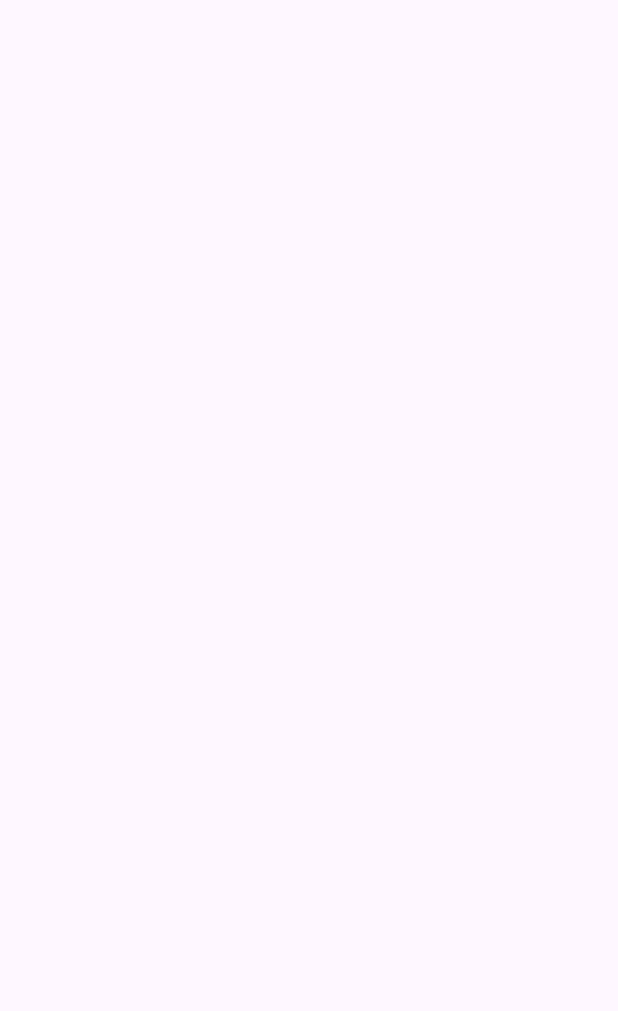
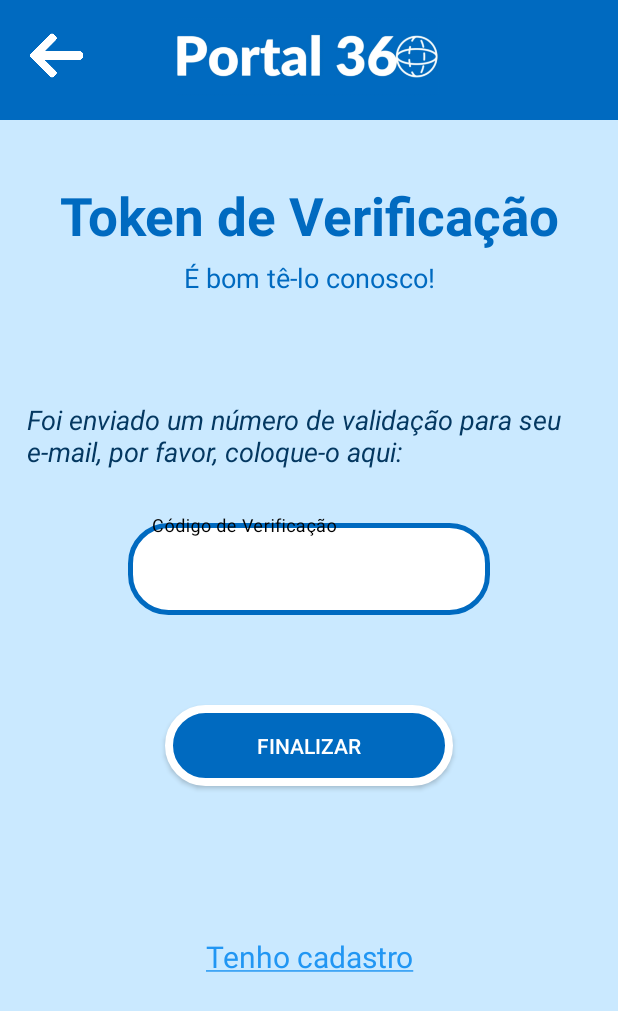
Before and after one commit to vihdobalacobaco/TccMobile, an Android app: the TokenVerificacao screen opened directly, with no data from a screen before it, on a phone screen of 412 x 824 dp. Before the commit the part shown is empty. Shown: the top 1011 px of the screen. Run offline under Robolectric (Android 15) with nearby library versions, the phone set to English and light mode, and no system bars.

Commit message:
tela token de verificao

```diff
--- a/app/build.gradle.kts
+++ b/app/build.gradle.kts
@@ -8,7 +8,7 @@ android {
 
     defaultConfig {
         applicationId = "com.example.tccmobile"
-        minSdk = 27
+        minSdk = 28
         targetSdk = 33
         versionCode = 1
         versionName = "1.0"
@@ -33,6 +33,7 @@ dependencies {
     implementation("androidx.appcompat:appcompat:1.7.0")
     implementation("com.google.android.material:material:1.12.0")
     implementation("androidx.constraintlayout:constraintlayout:2.1.4")
+    implementation("com.android.car.ui:car-ui-lib:2.6.0")
     testImplementation("junit:junit:4.13.2")
     androidTestImplementation("androidx.test.ext:junit:1.1.5")
     androidTestImplementation("androidx.test.espresso:espresso-core:3.5.1")
--- /dev/null
+++ b/app/src/main/res/drawable/background_input_verifc.xml
@@ -0,0 +1,9 @@
+<?xml version="1.0" encoding="utf-8"?>
+<shape xmlns:android="http://schemas.android.com/apk/res/android"
+    android:shape="rectangle">
+
+    <solid android:color="@color/white" />
+    <corners android:radius="25dp"/>
+    <stroke android:color="@color/azulescuro" android:width="3dp"/>
+
+</shape>
--- a/app/src/main/res/layout/activity_form_login.xml
+++ b/app/src/main/res/layout/activity_form_login.xml
@@ -192,6 +192,5 @@
              android:focusable="true"
              />
 
-
 </androidx.constraintlayout.widget.ConstraintLayout>
 </androidx.core.widget.NestedScrollView>
--- a/app/src/main/res/layout/activity_tela_inicial_logada.xml
+++ b/app/src/main/res/layout/activity_tela_inicial_logada.xml
@@ -16,9 +16,10 @@
             android:id="@+id/view"
             android:layout_width="match_parent"
             android:layout_height="80dp"
+            android:background="@drawable/cabecalho_background"
+            app:layout_constraintEnd_toEndOf="parent"
+            app:layout_constraintHorizontal_bias="0.0"
             app:layout_constraintStart_toStartOf="parent"
-            app:layout_constraintEnd_toEndOf="parent"
-            android:background="@drawable/cabecalho_background"
             app:layout_constraintTop_toTopOf="parent" />
 
         <ImageView
@@ -174,8 +175,8 @@
             app:layout_constraintEnd_toEndOf="parent"
             app:layout_constraintStart_toStartOf="parent"
             app:layout_constraintTop_toBottomOf="@id/textViewLink3"
+            />
 
-            />
 
 
     </androidx.constraintlayout.widget.ConstraintLayout>
--- a/app/src/main/res/layout/activity_token_verificacao.xml
+++ b/app/src/main/res/layout/activity_token_verificacao.xml
@@ -4,6 +4,152 @@
     xmlns:tools="http://schemas.android.com/tools"
     android:layout_width="match_parent"
     android:layout_height="match_parent"
-    tools:context=".TokenVerificacao">
+    tools:context=".TokenVerificacao"
+    android:background="@color/corfundo"
+    >
+
+    <View
+        android:id="@+id/cabecalho"
+        android:layout_width="match_parent"
+        android:layout_height="80dp"
+        android:background="@drawable/cabecalho_background"
+        app:layout_constraintStart_toStartOf="parent"
+        app:layout_constraintEnd_toEndOf="parent"
+        app:layout_constraintTop_toTopOf="parent"
+        />
+
+    <ImageView
+        android:id="@+id/logotit"
+        android:layout_width="180dp"
+        android:layout_height="180dp"
+        android:background="@drawable/logotitulo"
+        app:layout_constraintStart_toStartOf="parent"
+        app:layout_constraintEnd_toEndOf="parent"
+        android:layout_marginTop="-37dp"
+        app:layout_constraintTop_toTopOf="parent"
+        />
+
+    <ImageButton
+        android:id="@+id/setabutton"
+        android:layout_width="55dp"
+        android:layout_height="55dp"
+        android:background="?attr/selectableItemBackgroundBorderless"
+        android:src="@drawable/setaesquerdabranca"
+        android:scaleType="fitCenter"
+        android:layout_marginTop="9dp"
+        android:layout_marginStart="10dp"
+        app:layout_constraintTop_toTopOf="parent"
+        app:layout_constraintStart_toStartOf="parent"
+        android:padding="10dp"
+        android:contentDescription="voltar"
+        />
+
+    <TextView
+        android:id="@+id/Titulo"
+        android:layout_width="wrap_content"
+        android:layout_height="wrap_content"
+        android:text="Token de Verificação"
+        app:layout_constraintStart_toStartOf="parent"
+        app:layout_constraintEnd_toEndOf="parent"
+        android:textAlignment="center"
+        app:layout_constraintTop_toBottomOf="@id/cabecalho"
+        android:layout_marginTop="40dp"
+        android:textSize="35dp"
+        android:textColor="@color/azulescuro"
+        android:textStyle="bold"
+        />
+
+    <TextView
+        android:id="@+id/subtit"
+        android:layout_width="wrap_content"
+        android:layout_height="wrap_content"
+        android:text="É bom tê-lo conosco!"
+        app:layout_constraintTop_toBottomOf="@id/Titulo"
+        android:textStyle="normal"
+        android:textAlignment="center"
+        app:layout_constraintStart_toStartOf="parent"
+        app:layout_constraintEnd_toEndOf="parent"
+        android:textSize="18dp"
+        android:textColor="@color/azulescuro"
+        android:layout_marginTop="5dp"
+        />
+
+    <TextView
+        android:id="@+id/txtverificacao"
+        android:layout_width="wrap_content"
+        android:layout_height="wrap_content"
+        android:text="Foi enviado um número de validação para seu e-mail, por favor, coloque-o aqui:"
+        app:layout_constraintStart_toStartOf="parent"
+        app:layout_constraintEnd_toEndOf="parent"
+        app:layout_constraintTop_toBottomOf="@id/subtit"
+        android:textSize="18dp"
+        android:layout_marginTop="70dp"
+        android:layout_marginStart="35dp"
+        android:paddingEnd="20dp"
+        android:textColor="@color/azulescurov2"
+        android:textStyle="italic"
+
+        />
+
+
+    <com.google.android.material.textfield.TextInputLayout
+        android:id="@+id/inputcod"
+        android:layout_width="match_parent"
+        android:layout_height="wrap_content"
+        app:layout_constraintTop_toBottomOf="@id/txtverificacao"
+        app:layout_constraintStart_toStartOf="parent"
+        app:layout_constraintEnd_toEndOf="parent"
+        android:layout_marginTop="30dp"
+        android:layout_marginStart="85dp"
+        android:layout_marginEnd="85dp"
+        app:hintAnimationEnabled="true"
+        app:hintTextColor="@color/black"
+        app:errorTextColor="@color/red"
+        app:errorEnabled="false"
+        style="@style/Widget.MaterialComponents.TextInputLayout.OutlinedBox"
+        >
+
+    <com.google.android.material.textfield.TextInputEditText
+        android:id="@+id/editcod"
+        android:layout_width="match_parent"
+        android:layout_height="wrap_content"
+        android:hint="Código de Verificação"
+        android:inputType="number"
+        android:textSize="15sp"
+        android:background="@drawable/background_input_verifc"
+        android:padding="20dp"
+        />
+
+    </com.google.android.material.textfield.TextInputLayout>
+
+    <androidx.appcompat.widget.AppCompatButton
+        android:id="@+id/butfinalizar"
+        android:layout_width="match_parent"
+        android:layout_height="wrap_content"
+        android:layout_marginStart="110dp"
+        android:layout_marginTop="60dp"
+        android:layout_marginEnd="110dp"
+        android:background="@drawable/background_button_selector"
+        android:text="Finalizar"
+        android:textColor="@color/white"
+        app:layout_constraintEnd_toEndOf="parent"
+        app:layout_constraintStart_toStartOf="parent"
+        app:layout_constraintTop_toBottomOf="@id/inputcod"
+        android:padding="17dp"
+        />
+
+    <TextView
+        android:id="@+id/text_tenho_cad"
+        android:layout_width="match_parent"
+        android:layout_height="wrap_content"
+        android:text="@string/txtTenhoCadastro"
+        android:textColor="@color/azulclaro"
+        android:textSize="20sp"
+        android:gravity="center"
+        app:layout_constraintEnd_toEndOf="parent"
+        app:layout_constraintStart_toStartOf="parent"
+        app:layout_constraintTop_toBottomOf="@id/butfinalizar"
+        android:layout_marginTop="100dp"
+        />
 
 </androidx.constraintlayout.widget.ConstraintLayout>
```
Also changed, not shown: app/src/main/java/com/example/tccmobile/TelaInicialLogada.java (+8 -7 lines).
